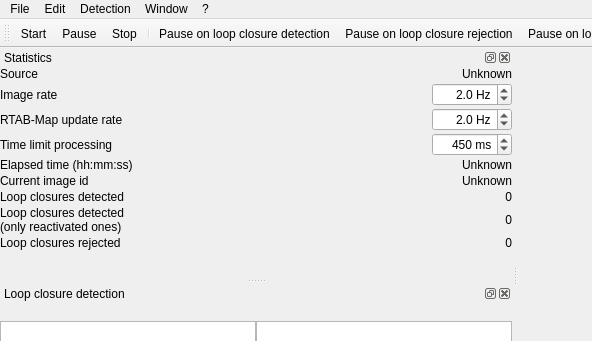
Above: guilib/src/ui/mainWindow.ui from introlab/rtabmap before the change; both pictures show x 0 to 592 and y 0 to 341 of the 947 by 741 pixel window. Below: the same form after it.
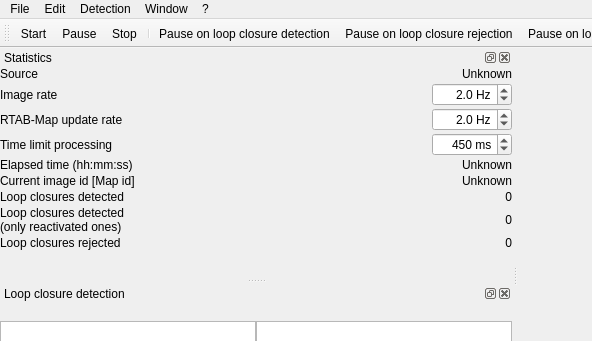
That is the form after the change. Icons and pictures are not drawn. Custom widgets are drawn as their Qt base class.

The edit to the form file:
```diff
--- a/guilib/src/ui/mainWindow.ui
+++ b/guilib/src/ui/mainWindow.ui
@@ -315,7 +315,7 @@
        <item row="5" column="0">
         <widget class="QLabel" name="label_20">
          <property name="text">
-          <string>Current image id</string>
+          <string>Current image id [Map id]</string>
          </property>
         </widget>
        </item>
```
Left out of the diff: 2 changed lines with no effect on the pictures.
